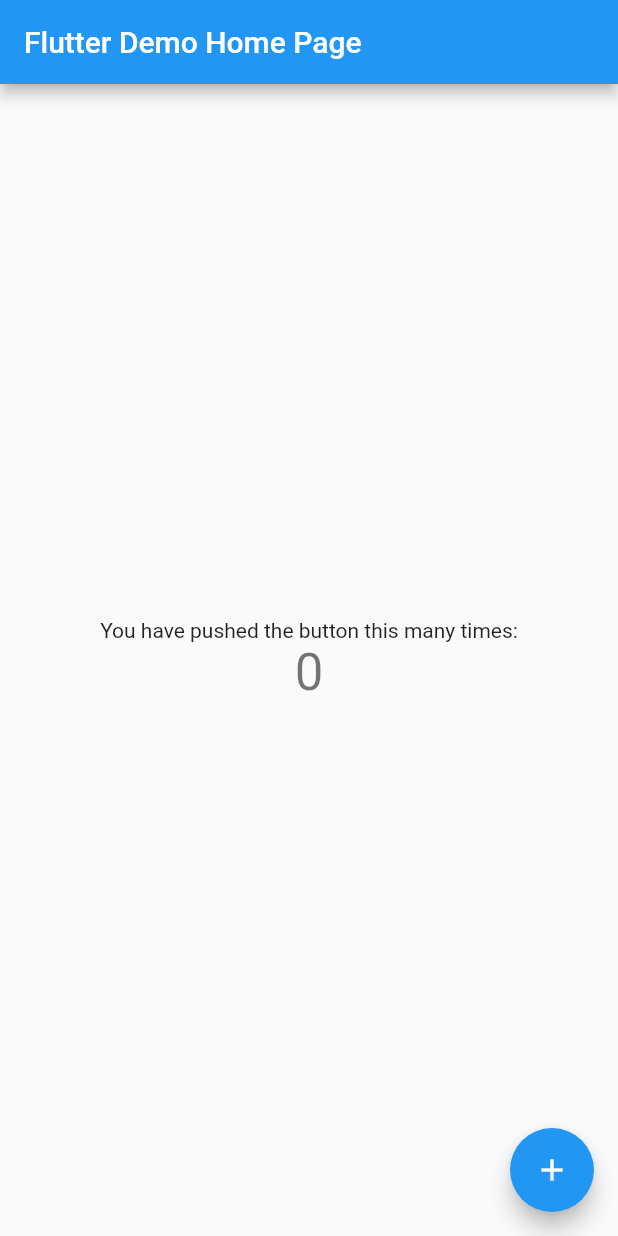
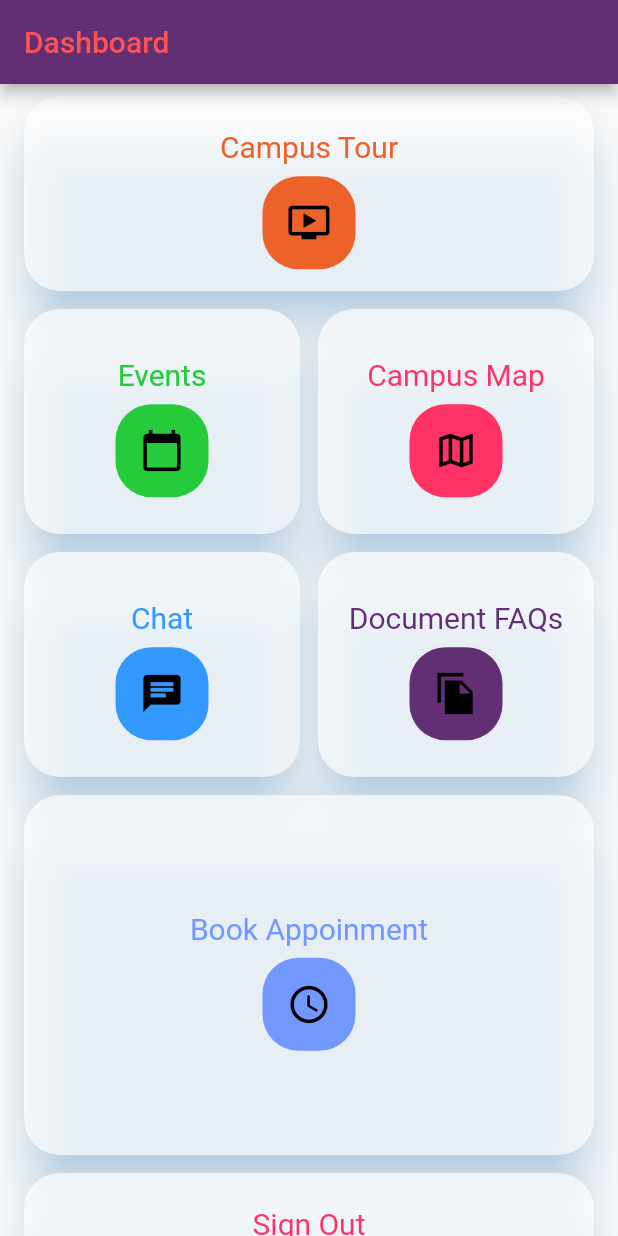
Before and after one commit to neeladalja14/Orientation-app, a Flutter app: the screen it shows after launch, on a phone screen of 412 x 824 dp. Run offline on Flutter 3.47's test engine with Material 2 defaults, Android fonts, the light colour scheme and no system bars.

Commit message:
the Dashboard is now having proper grids, and is scrollable. next, will be adding navigations to the grid and work on AppBar to make is Sliver AppBar.

```diff
--- /dev/null
+++ b/geo_app/lib/Dashboard.dart
@@ -0,0 +1,92 @@
+import 'package:flutter/material.dart';
+import 'package:flutter_staggered_grid_view/flutter_staggered_grid_view.dart';
+
+class Dashboard extends StatefulWidget {
+  @override
+  _DashboardState createState() => _DashboardState();
+}
+
+class _DashboardState extends State<Dashboard> {
+
+  Material MyItems(IconData icon, String heading, int color){
+    return Material(
+      color: Colors.white70,
+      elevation: 14.0,
+      shadowColor: Color(0x802196F3),
+      borderRadius: BorderRadius.circular(24.0),
+      child: Padding(
+        padding: const EdgeInsets.all(8.0),
+        child: Row(
+          mainAxisAlignment: MainAxisAlignment.center,
+          children: <Widget>[
+            Column(
+              mainAxisAlignment: MainAxisAlignment.center,
+              children: <Widget>[
+                Padding(
+                    padding: const EdgeInsets.all(8.0),
+                    child: Text(heading,
+                    style: TextStyle(
+                      color: new Color(color),
+          fontSize: 20.0,
+                    ),),
+                  ),
+                // Icon Formatting starts here
+                Material(
+                  color: new Color(color),
+                  borderRadius: BorderRadius.circular(24.0),
+                  child: Padding(
+                    padding: const EdgeInsets.all(16.0),
+                    child:Icon(
+                      icon,
+                      color: Colors.black,
+                      size: 30.0,
+                    ),
+                  ),
+                ),
+
+              ],
+            )
+          ],
+        )
+      ),
+    );
+  }
+
+  @override
+  Widget build(BuildContext context) {
+    return Scaffold(
+      resizeToAvoidBottomPadding: false,
+      appBar: AppBar(
+        title: Text("Dashboard",
+        style: TextStyle(
+          color: Colors.redAccent,
+        ),),
+
+      ),
+      body: StaggeredGridView.count(
+          crossAxisCount: 2,
+      crossAxisSpacing: 12.0,
+      mainAxisSpacing: 12.0,
+      padding: EdgeInsets.symmetric(horizontal: 16.0, vertical: 8.0),
+        children: <Widget>[
+          MyItems(Icons.ondemand_video, "Campus Tour", 0xffed622b),
+          MyItems(Icons.calendar_today, "Events", 0xff26cb3c),
+          MyItems(Icons.map_outlined, "Campus Map", 0xffff3266),
+          MyItems(Icons.chat, "Chat", 0xff3399fe),
+          MyItems(Icons.file_copy_sharp, "Document FAQs", 0xff622f74),
+          MyItems(Icons.schedule_rounded, "Book Appoinment", 0xff7297ff),
+          MyItems(Icons.logout, "Sign Out", 0xffff3266),
+        ],
+        staggeredTiles: [
+          StaggeredTile.extent(2, 130.0),
+          StaggeredTile.extent(1, 150.0),
+          StaggeredTile.extent(1, 150.0),
+          StaggeredTile.extent(1, 150.0),
+          StaggeredTile.extent(1, 150.0),
+          StaggeredTile.extent(2, 240.0),
+          StaggeredTile.extent(2, 130.0),
+        ],
+      ),
+    );
+  }
+}
--- a/geo_app/lib/main.dart
+++ b/geo_app/lib/main.dart
@@ -1,111 +1,20 @@
 import 'package:flutter/material.dart';
+import 'Dashboard.dart';
 
 void main() => runApp(MyApp());
 
+
 class MyApp extends StatelessWidget {
-  // This widget is the root of your application.
+
   @override
   Widget build(BuildContext context) {
     return MaterialApp(
-      title: 'Flutter Demo',
+      debugShowCheckedModeBanner: false,
+      title: "Flutter Demo",
       theme: ThemeData(
-        // This is the theme of your application.
-        //
-        // Try running your application with "flutter run". You'll see the
-        // application has a blue toolbar. Then, without quitting the app, try
-        // changing the primarySwatch below to Colors.green and then invoke
-        // "hot reload" (press "r" in the console where you ran "flutter run",
-        // or simply save your changes to "hot reload" in a Flutter IDE).
-        // Notice that the counter didn't reset back to zero; the application
-        // is not restarted.
-        primarySwatch: Colors.blue,
+        primaryColor: new Color(0xff622f74),
       ),
-      home: MyHomePage(title: 'Flutter Demo Home Page'),
+      home: Dashboard(),
     );
   }
 }
-
-class MyHomePage extends StatefulWidget {
-  MyHomePage({Key key, this.title}) : super(key: key);
-
-  // This widget is the home page of your application. It is stateful, meaning
-  // that it has a State object (defined below) that contains fields that affect
-  // how it looks.
-
-  // This class is the configuration for the state. It holds the values (in this
-  // case the title) provided by the parent (in this case the App widget) and
-  // used by the build method of the State. Fields in a Widget subclass are
-  // always marked "final".
-
-  final String title;
-
-  @override
-  _MyHomePageState createState() => _MyHomePageState();
-}
-
-class _MyHomePageState extends State<MyHomePage> {
-  int _counter = 0;
-
-  void _incrementCounter() {
-    setState(() {
-      // This call to setState tells the Flutter framework that something has
-      // changed in this State, which causes it to rerun the build method below
-      // so that the display can reflect the updated values. If we changed
-      // _counter without calling setState(), then the build method would not be
-      // called again, and so nothing would appear to happen.
-      _counter++;
-    });
-  }
-
-  @override
-  Widget build(BuildContext context) {
-    // This method is rerun every time setState is called, for instance as done
-    // by the _incrementCounter method above.
-    //
-    // The Flutter framework has been optimized to make rerunning build methods
-    // fast, so that you can just rebuild anything that needs updating rather
-    // than having to individually change instances of widgets.
-    return Scaffold(
-      appBar: AppBar(
-        // Here we take the value from the MyHomePage object that was created by
-        // the App.build method, and use it to set our appbar title.
-        title: Text(widget.title),
-      ),
-      body: Center(
-        // Center is a layout widget. It takes a single child and positions it
-        // in the middle of the parent.
-        child: Column(
-          // Column is also a layout widget. It takes a list of children and
-          // arranges them vertically. By default, it sizes itself to fit its
-          // children horizontally, and tries to be as tall as its parent.
-          //
-          // Invoke "debug painting" (press "p" in the console, choose the
-          // "Toggle Debug Paint" action from the Flutter Inspector in Android
-          // Studio, or the "Toggle Debug Paint" command in Visual Studio Code)
-          // to see the wireframe for each widget.
-          //
-          // Column has various properties to control how it sizes itself and
-          // how it positions its children. Here we use mainAxisAlignment to
-          // center the children vertically; the main axis here is the vertical
-          // axis because Columns are vertical (the cross axis would be
-          // horizontal).
-          mainAxisAlignment: MainAxisAlignment.center,
-          children: <Widget>[
-            Text(
-              'You have pushed the button this many times:',
-            ),
-            Text(
-              '$_counter',
-              style: Theme.of(context).textTheme.display1,
-            ),
-          ],
-        ),
-      ),
-      floatingActionButton: FloatingActionButton(
-        onPressed: _incrementCounter,
-        tooltip: 'Increment',
-        child: Icon(Icons.add),
-      ), // This trailing comma makes auto-formatting nicer for build methods.
-    );
-  }
-}
--- a/geo_app/pubspec.yaml
+++ b/geo_app/pubspec.yaml
@@ -23,6 +23,7 @@
   # The following adds the Cupertino Icons font to your application.
   # Use with the CupertinoIcons class for iOS style icons.
   cupertino_icons: ^0.1.2
+  flutter_staggered_grid_view: ^0.3.2
 
 dev_dependencies:
   flutter_test:
```
Also changed, not shown: geo_app/pubspec.lock.
